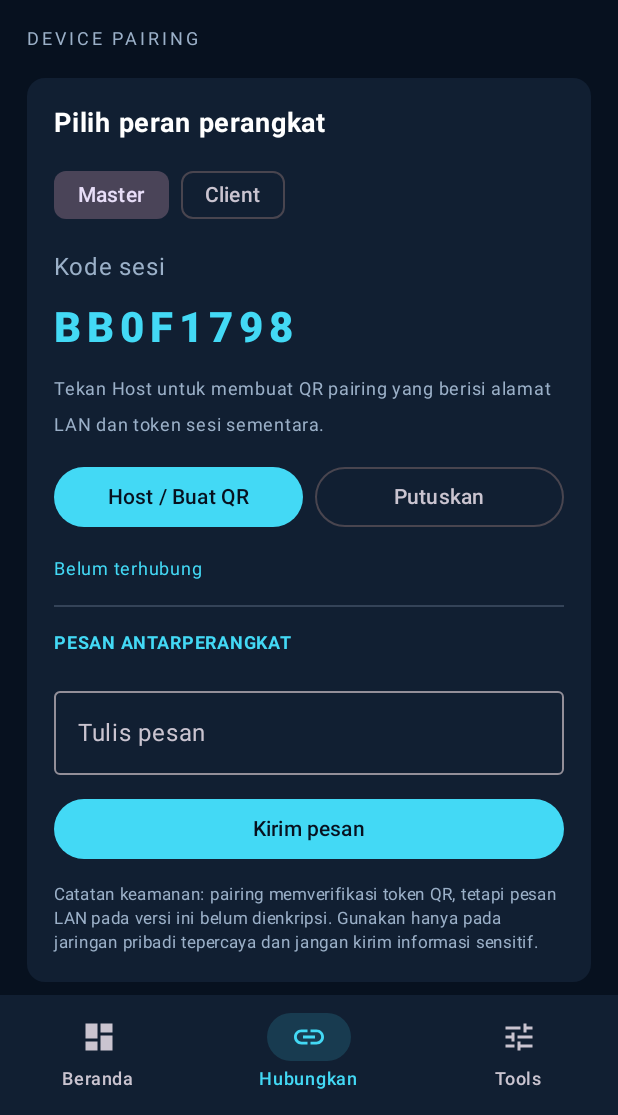
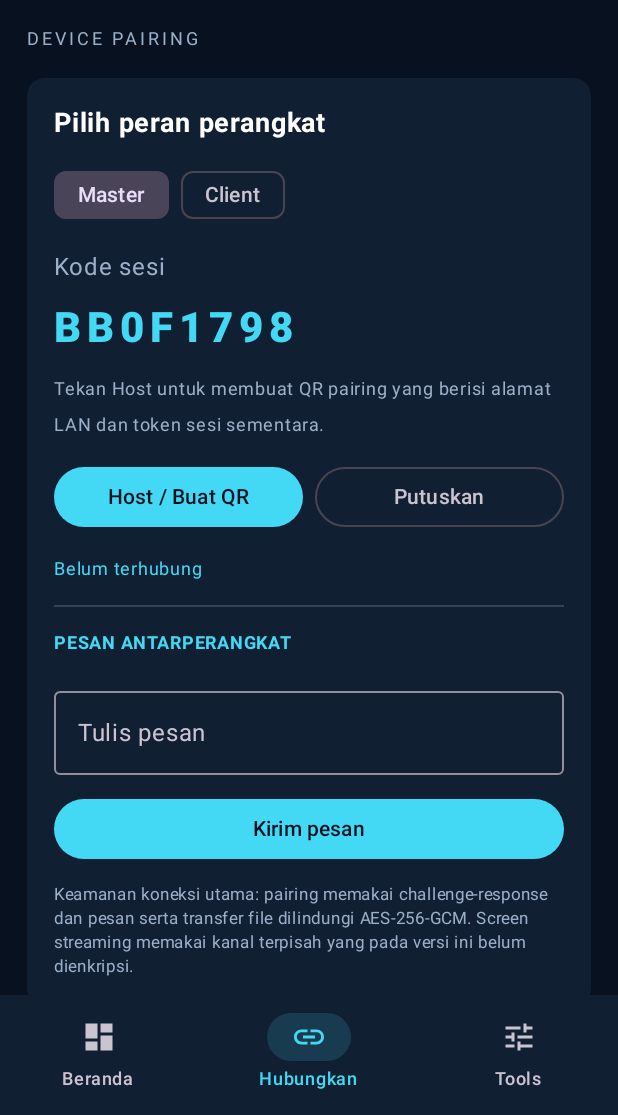
Before and after one commit to suksesjt12-source/Project-Infinit, an Android app built with Jetpack Compose: the screen it shows after launch (MainActivity), item 2 of the bottom bar chosen, on a phone screen of 412 x 824 dp, the part 121-1236 px from its top. Run offline under Robolectric (Android 15) with nearby library versions, the phone set to English and light mode, and no system bars.

Commit message:
Update network security notes for encrypted LAN transport

```diff
--- a/app/src/main/java/com/infinity/dual/MainActivity.kt
+++ b/app/src/main/java/com/infinity/dual/MainActivity.kt
@@ -636,7 +636,7 @@ fun InfinityApp() {
                                     messages.takeLast(6).forEach { Text(it, color = Muted, fontSize = 12.sp) }
 
                                     Text(
-                                        "Catatan keamanan: pairing memverifikasi token QR, tetapi pesan LAN pada versi ini belum dienkripsi. Gunakan hanya pada jaringan pribadi tepercaya dan jangan kirim informasi sensitif.",
+                                        "Keamanan koneksi utama: pairing memakai challenge-response dan pesan serta transfer file dilindungi AES-256-GCM. Screen streaming memakai kanal terpisah yang pada versi ini belum dienkripsi.",
                                         color = Muted,
                                         fontSize = 11.sp,
                                         lineHeight = 16.sp
@@ -788,7 +788,7 @@ private fun FileTransferCard(
                     Text("Simpan File")
                 }
             }
-            Text("Penerima memilih sendiri lokasi simpan. Data diperiksa dengan SHA-256 sebelum disimpan. File sementara dibatasi 8 MB dan transfer belum dienkripsi.", color = Muted, fontSize = 11.sp, lineHeight = 16.sp)
+            Text("Penerima memilih sendiri lokasi simpan. Data dilindungi AES-256-GCM saat dikirim dan diperiksa dengan SHA-256 sebelum disimpan. File sementara dibatasi 8 MB.", color = Muted, fontSize = 11.sp, lineHeight = 16.sp)
         }
     }
 }
```
